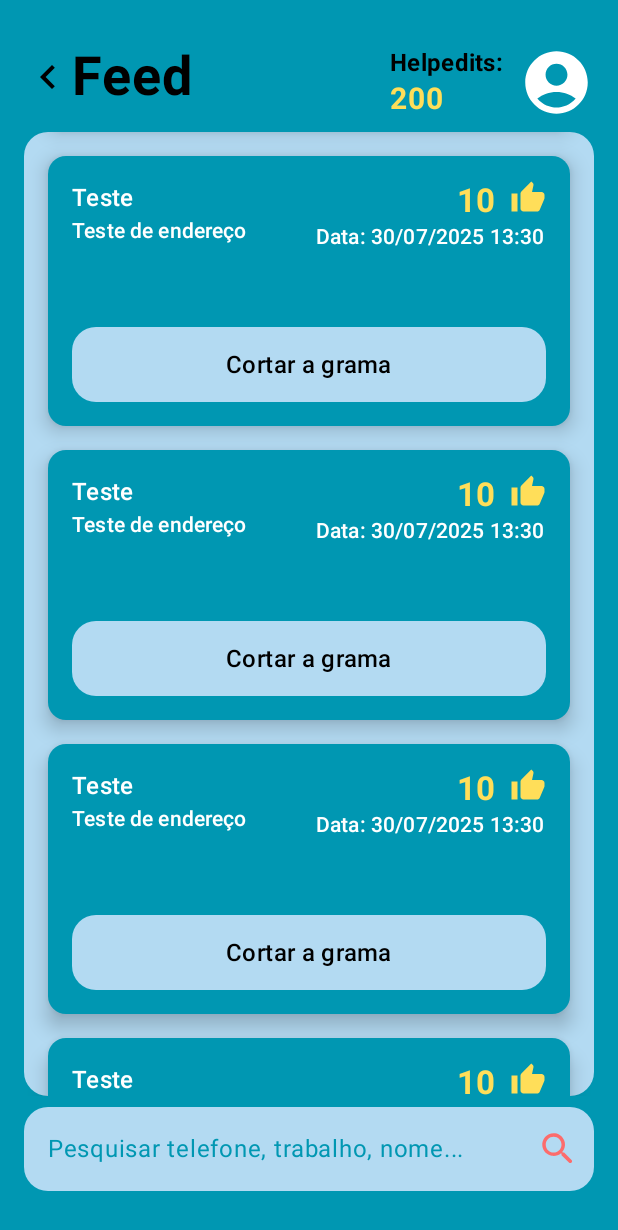
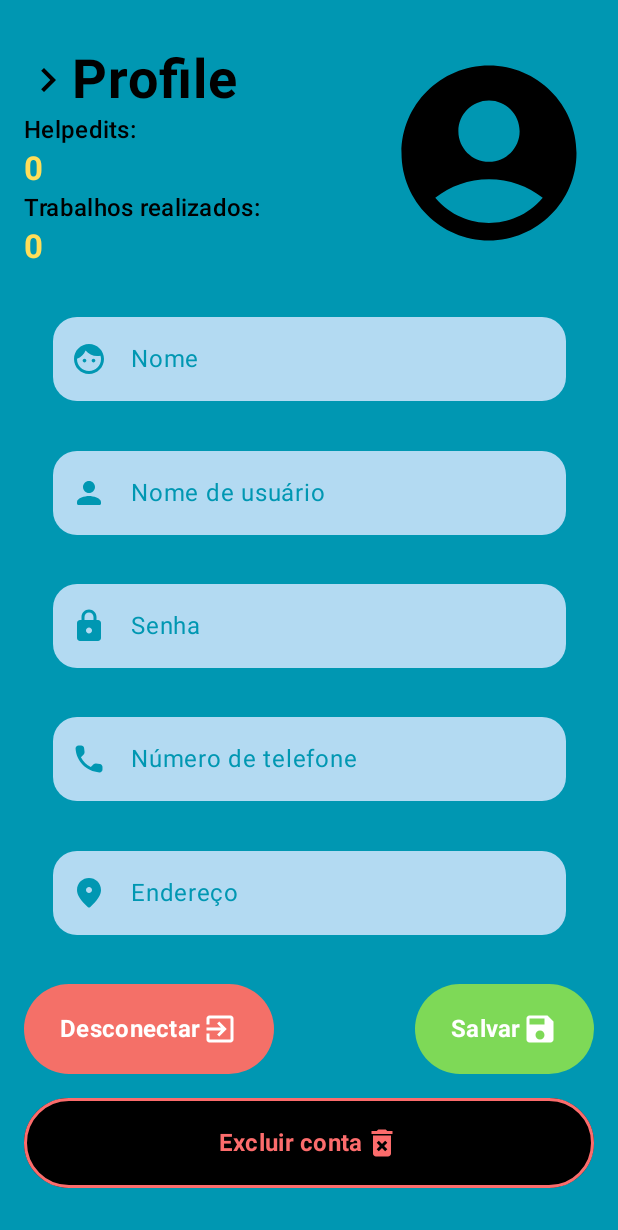
Before and after one commit to JoaoSchuh-cmd/HomieWorks, an Android app built with Jetpack Compose: the screen it shows after launch (MainActivity), on a phone screen of 412 x 824 dp. Shown: the top 1230 px of the screen. Run offline under Robolectric (Android 15) with nearby library versions, the phone set to English and light mode, and no system bars.

Commit message:
Adicionado Profile Page + Ajustado ícone SessionHeader

```diff
--- a/app/build.gradle.kts
+++ b/app/build.gradle.kts
@@ -40,7 +40,7 @@ android {
 }
 
 dependencies {
-
+    implementation(libs.androidx.material.icons.extended)
     implementation(libs.androidx.core.ktx)
     implementation(libs.androidx.lifecycle.runtime.ktx)
     implementation(libs.androidx.activity.compose)
--- a/app/src/main/java/br/com/pucpr/homieworks/MainActivity.kt
+++ b/app/src/main/java/br/com/pucpr/homieworks/MainActivity.kt
@@ -6,7 +6,7 @@ import androidx.activity.compose.setContent
 import androidx.activity.enableEdgeToEdge
 import androidx.compose.material3.MaterialTheme
 import androidx.compose.material3.Surface
-import br.com.pucpr.homieworks.templates.FeedPage
+import br.com.pucpr.homieworks.templates.ProfilePage
 import br.com.pucpr.homieworks.ui.theme.HomieWorksTheme
 
 class MainActivity : ComponentActivity() {
@@ -16,7 +16,7 @@ class MainActivity : ComponentActivity() {
         setContent {
             HomieWorksTheme {
                 Surface(color = MaterialTheme.colorScheme.background) {
-                    FeedPage()
+                    ProfilePage()
                 }
             }
         }
--- a/app/src/main/java/br/com/pucpr/homieworks/templates/FeedPage.kt
+++ b/app/src/main/java/br/com/pucpr/homieworks/templates/FeedPage.kt
@@ -25,7 +25,7 @@ import androidx.compose.ui.unit.dp
 import androidx.compose.ui.unit.sp
 import br.com.pucpr.homieworks.data.Job
 import br.com.pucpr.homieworks.templates.util.Card
-import br.com.pucpr.homieworks.templates.util.Header
+import br.com.pucpr.homieworks.templates.util.SessionHeader
 import br.com.pucpr.homieworks.templates.util.InfiniteAutoScrollList
 import br.com.pucpr.homieworks.templates.util.SearchBar
 import br.com.pucpr.homieworks.ui.theme.mediumCean
@@ -58,7 +58,7 @@ fun FeedHeader() {
             .fillMaxWidth(),
         horizontalArrangement = Arrangement.SpaceBetween
     ) {
-        Header("Feed")
+        SessionHeader("Feed")
         Row(
             modifier = Modifier
                 .wrapContentWidth(),
--- /dev/null
+++ b/app/src/main/java/br/com/pucpr/homieworks/templates/ProfilePage.kt
@@ -0,0 +1,228 @@
+package br.com.pucpr.homieworks.templates
+
+import androidx.compose.foundation.BorderStroke
+import androidx.compose.foundation.Image
+import androidx.compose.foundation.background
+import androidx.compose.foundation.layout.Arrangement
+import androidx.compose.foundation.layout.Box
+import androidx.compose.foundation.layout.Column
+import androidx.compose.foundation.layout.Row
+import androidx.compose.foundation.layout.fillMaxSize
+import androidx.compose.foundation.layout.fillMaxWidth
+import androidx.compose.foundation.layout.height
+import androidx.compose.foundation.layout.padding
+import androidx.compose.foundation.layout.size
+import androidx.compose.foundation.layout.wrapContentHeight
+import androidx.compose.foundation.layout.wrapContentWidth
+import androidx.compose.material.icons.Icons
+import androidx.compose.material.icons.automirrored.filled.ExitToApp
+import androidx.compose.material.icons.filled.DeleteForever
+import androidx.compose.material.icons.filled.Save
+import androidx.compose.material.icons.rounded.AccountCircle
+import androidx.compose.material.icons.rounded.LocationOn
+import androidx.compose.material.icons.rounded.Lock
+import androidx.compose.material.icons.rounded.Person
+import androidx.compose.material.icons.rounded.Phone
+import androidx.compose.material3.Button
+import androidx.compose.material3.Icon
+import androidx.compose.material3.MaterialTheme
+import androidx.compose.material3.Text
+import androidx.compose.runtime.Composable
+import androidx.compose.ui.Modifier
+import androidx.compose.ui.graphics.Color
+import androidx.compose.ui.unit.dp
+import br.com.pucpr.homieworks.templates.util.InputText
+import br.com.pucpr.homieworks.templates.util.SessionHeader
+import br.com.pucpr.homieworks.ui.theme.lightCean
+import br.com.pucpr.homieworks.ui.theme.mediumCean
+import br.com.pucpr.homieworks.ui.theme.yeallow
+import androidx.compose.material.icons.rounded.Face
+import androidx.compose.material3.ButtonDefaults
+import androidx.compose.material3.OutlinedButton
+import androidx.compose.ui.text.font.FontWeight
+import br.com.pucpr.homieworks.ui.theme.lightGreen
+import br.com.pucpr.homieworks.ui.theme.lightRed
+import br.com.pucpr.homieworks.ui.theme.mediumRed
+
+@Composable
+fun ProfilePage() {
+    Box(
+        modifier = Modifier
+            .fillMaxSize()
+            .background(color = mediumCean)
+            .padding(vertical = 32.dp, horizontal = 16.dp)
+    ) {
+        Column(
+            modifier = Modifier.fillMaxSize(),
+            verticalArrangement = Arrangement.SpaceBetween
+        ) {
+            ProfileHeader()
+            ProfileContent()
+            ProfileFooter()
+        }
+
+    }
+}
+
+@Composable
+fun ProfileHeader() {
+    val helpedits = 0
+    val workDone = 0
+
+    Row(
+        modifier = Modifier
+            .fillMaxWidth(),
+        horizontalArrangement = Arrangement.SpaceBetween
+    ) {
+        Column {
+            SessionHeader("Profile")
+            Text(
+                text="Helpedits:",
+                style = MaterialTheme.typography.titleMedium,
+                color = Color.Black
+            )
+            Text(
+                text = helpedits.toString(),
+                style = MaterialTheme.typography.titleLarge,
+                color = yeallow,
+                fontWeight = FontWeight.Bold
+            )
+            Text(
+                text="Trabalhos realizados:",
+                style = MaterialTheme.typography.titleMedium,
+                color = Color.Black
+            )
+            Text(
+                text = workDone.toString(),
+                style = MaterialTheme.typography.titleLarge,
+                color = yeallow,
+                fontWeight = FontWeight.Bold
+            )
+        }
+        Column {
+            Image(
+                imageVector = Icons.Rounded.AccountCircle,
+                contentDescription = "Imagem de perfil",
+                modifier = Modifier.size(140.dp)
+            )
+        }
+    }
+}
+
+@Composable
+fun ProfileContent() {
+    InputText(
+        label = "Nome",
+        leadingIcon =  {Icon(imageVector = Icons.Rounded.Face, contentDescription = "Ícone de pessoa", tint = mediumCean)},
+        isSecret = false,
+        backGroundColor = lightCean,
+        fontColor = mediumCean
+    )
+    InputText(
+        label = "Nome de usuário",
+        leadingIcon = {Icon(imageVector = Icons.Rounded.Person, contentDescription = "Ícone de pessoa", tint = mediumCean)},
+        isSecret = false,
+        backGroundColor = lightCean,
+        fontColor = mediumCean
+    )
+    InputText(
+        label = "Senha",
+        leadingIcon = {Icon(imageVector = Icons.Rounded.Lock, contentDescription = "Ícone de cadeado", tint = mediumCean)},
+        isSecret = true,
+        backGroundColor = lightCean,
+        fontColor = mediumCean
+    )
+    InputText(
+        label = "Número de telefone",
+        leadingIcon = {Icon(imageVector = Icons.Rounded.Phone, contentDescription = "Ícone de telefone", tint = mediumCean)},
+        isSecret = true,
+        backGroundColor = lightCean,
+        fontColor = mediumCean
+    )
+    InputText(
+        label = "Endereço",
+        leadingIcon = {Icon(imageVector = Icons.Rounded.LocationOn, contentDescription = "Ícone de telefone", tint = mediumCean)},
+        isSecret = true,
+        backGroundColor = lightCean,
+        fontColor = mediumCean
+    )
+}
+
+@Composable
+fun ProfileFooter() {
+    Column(
+        modifier = Modifier
+            .wrapContentHeight()
+            .fillMaxWidth(),
+        verticalArrangement = Arrangement.spacedBy(16.dp)
+    ) {
+        Row(
+            modifier = Modifier.fillMaxWidth(),
+            horizontalArrangement = Arrangement.SpaceBetween
+        ) {
+            Button(
+                modifier = Modifier
+                    .wrapContentWidth()
+                    .height(60.dp),
+                colors = ButtonDefaults.buttonColors(lightRed),
+                onClick = {}
+            ) {
+                Text(
+                    text = "Desconectar",
+                    style = MaterialTheme.typography.titleMedium,
+                    fontWeight = FontWeight.Bold,
+                    color = Color.White
+                )
+                Icon(
+                    imageVector = Icons.AutoMirrored.Filled.ExitToApp,
+                    contentDescription = "Ícone de saída",
+                    tint = Color.White
+                )
+            }
+            Button(
+                modifier = Modifier
+                    .wrapContentWidth()
+                    .height(60.dp),
+                colors = ButtonDefaults.buttonColors(lightGreen),
+                onClick = {}
+            ) {
+                Text(
+                    text = "Salvar",
+                    style = MaterialTheme.typography.titleMedium,
+                    fontWeight = FontWeight.Bold,
+                    color = Color.White
+                )
+                Icon(
+                    imageVector = Icons.Filled.Save,
+                    contentDescription = "Ícone de disquete",
+                    tint = Color.White
+                )
+            }
+        }
+        Row(
+            modifier = Modifier.fillMaxWidth()
+        ) {
+            OutlinedButton(
+                modifier = Modifier
+                    .height(60.dp)
+                    .fillMaxWidth(),
+                onClick = {},
+                colors = ButtonDefaults.outlinedButtonColors(
+                    containerColor = Color.Black,
+                    contentColor = mediumRed
+                ),
+                border = BorderStroke(2.dp, mediumRed)
+            ) {
+                Text(
+                    text = "Excluir conta",
+                    style = MaterialTheme.typography.titleMedium,
+                    fontWeight = FontWeight.Bold,
+                )
+                Icon(
+                    imageVector = Icons.Default.DeleteForever,
+                    contentDescription = "Ícone de lixeira"
+                )
+            }
+        }
+    }
+}
--- a/app/src/main/java/br/com/pucpr/homieworks/templates/util/SessionHeaders.kt
+++ b/app/src/main/java/br/com/pucpr/homieworks/templates/util/SessionHeaders.kt
@@ -4,7 +4,7 @@ import androidx.compose.foundation.layout.Row
 import androidx.compose.foundation.layout.size
 import androidx.compose.foundation.layout.wrapContentWidth
 import androidx.compose.material.icons.Icons
-import androidx.compose.material.icons.automirrored.filled.KeyboardArrowLeft
+import androidx.compose.material.icons.automirrored.filled.KeyboardArrowRight
 import androidx.compose.material3.Icon
 import androidx.compose.material3.Text
 import androidx.compose.runtime.Composable
@@ -16,14 +16,15 @@ import androidx.compose.ui.unit.dp
 import androidx.compose.ui.unit.sp
 
 @Composable
-fun Header(text: String) {
+fun SessionHeader(text: String) {
     Row(
         modifier = Modifier
             .wrapContentWidth(),
         verticalAlignment = Alignment.Top
     ) {
         Icon(
-            imageVector = Icons.AutoMirrored.Default.KeyboardArrowLeft,
+            imageVector = Icons.AutoMirrored.Default.KeyboardArrowRight,
+//            imageVector = Icons.Default.KeyboardArrowDowbn,
             contentDescription = "Ícone de flecha para trás",
             tint = Color.Black,
             modifier = Modifier
--- a/gradle/libs.versions.toml
+++ b/gradle/libs.versions.toml
@@ -11,6 +11,7 @@ composeBom = "2024.09.00"
 
 [libraries]
 androidx-core-ktx = { group = "androidx.core", name = "core-ktx", version.ref = "coreKtx" }
+androidx-material-icons-extended = { module = "androidx.compose.material:material-icons-extended" }
 junit = { group = "junit", name = "junit", version.ref = "junit" }
 androidx-junit = { group = "androidx.test.ext", name = "junit", version.ref = "junitVersion" }
 androidx-espresso-core = { group = "androidx.test.espresso", name = "espresso-core", version.ref = "espressoCore" }
```
